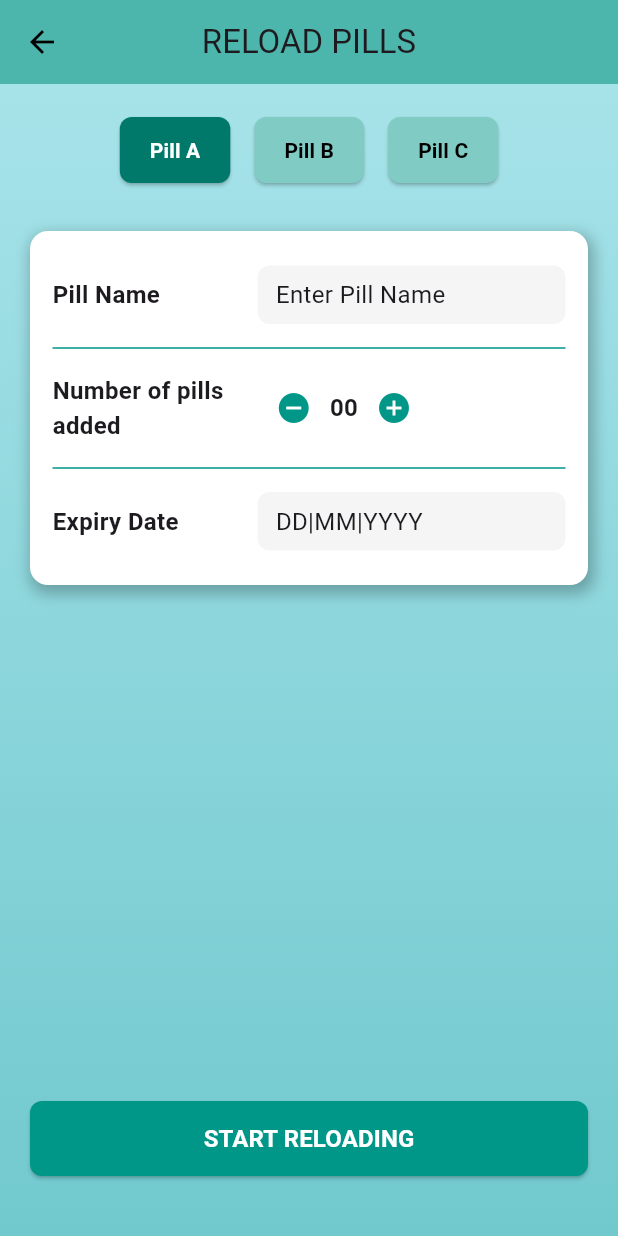
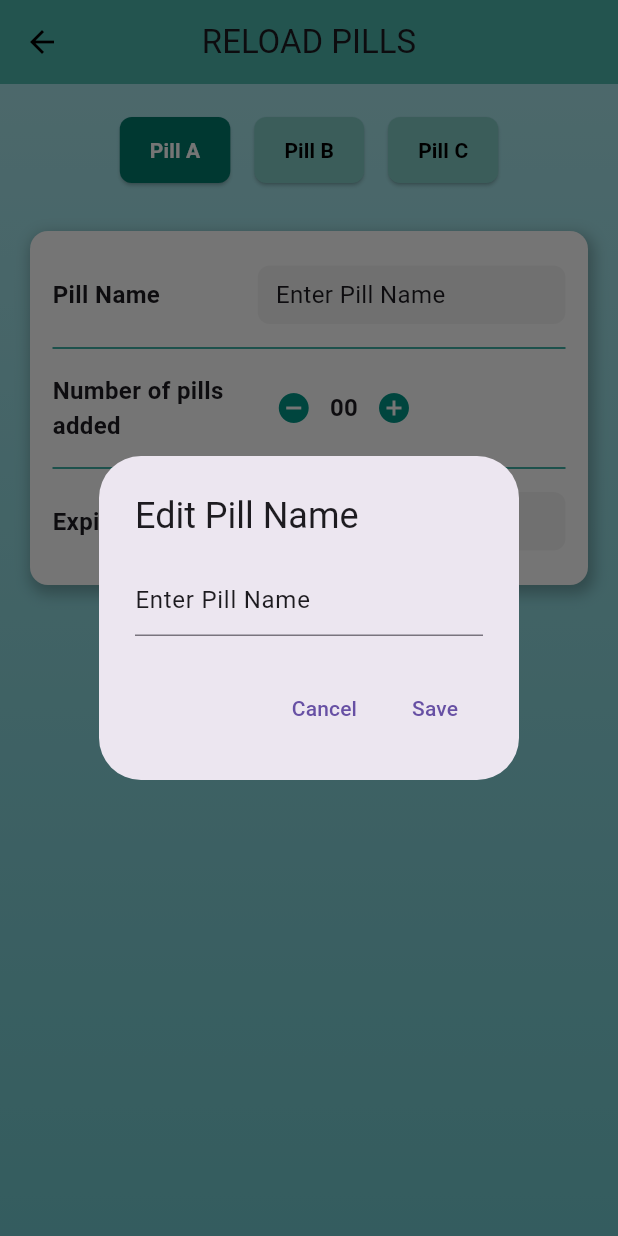
Before and after one commit to SohamGurav10/EYIC-2024-25, a Flutter app: the PillReloadPage screen opened directly, after a tap on "Enter Pill Name", on a phone screen of 412 x 824 dp. Run offline on Flutter 3.47's test engine with Material 3 defaults, Android fonts, the phone set to English and light mode, and no system bars; our stand-ins replace cloud_firestore, firebase_auth, firebase_core, google_sign_in; accounts and stored records are empty.

Commit message:
updated pill reload page

```diff
--- a/lib/pages/pill_reload_page.dart
+++ b/lib/pages/pill_reload_page.dart
@@ -63,23 +63,15 @@ class _PillReloadPageState extends State<PillReloadPage> {
       child: Column(
         crossAxisAlignment: CrossAxisAlignment.start,
         children: [
-          _editableRow(
-            "Pill Name",
-            pillProvider.pillNames[selectedPill] ?? "Enter Pill Name",
-            () {
-              _editTextDialog(
-              context,
-              "Pill Name",
-              pillProvider.pillNames[selectedPill] ?? "Enter Pill Name",
-              (value) {
-                pillProvider.updatePill(
-                selectedPill,
-                value,
-                pillProvider.expiryDates[selectedPill] ?? "DD|MM|YYYY", 10);
-            }
-            ),
-            }
-          ),
+          _editableRow("Pill Name",
+              pillProvider.pillNames[selectedPill] ?? "Enter Pill Name", () {
+            _editTextDialog(context, "Pill Name",
+                pillProvider.pillNames[selectedPill] ?? "Enter Pill Name",
+                (value) {
+              pillProvider.updatePill(selectedPill, value,
+                  pillProvider.expiryDates[selectedPill] ?? "DD|MM|YYYY", 10);
+            });
+          }),
           const Divider(color: Colors.teal, thickness: 1),
           _pillCountRow(pillProvider),
           const Divider(color: Colors.teal, thickness: 1),
@@ -230,7 +222,8 @@ class _PillReloadPageState extends State<PillReloadPage> {
         pillProvider.updatePill(
             selectedPill,
             pillProvider.pillNames[selectedPill] ?? "Enter Pill Name",
-            formattedDate, 10);
+            formattedDate,
+            10);
       });
     }
   }
@@ -264,72 +257,18 @@ class _PillReloadPageState extends State<PillReloadPage> {
             child: Column(
               crossAxisAlignment: CrossAxisAlignment.center,
               children: [
-                // Pill Selection Buttons
                 SingleChildScrollView(
                   scrollDirection: Axis.horizontal,
                   child: Row(
-                    mainAxisAlignment: MainAxisAlignment.center,
                     children: pillOptions
                         .map((pill) => _pillButton(pillProvider, pill))
                         .toList(),
                   ),
                 ),
                 const SizedBox(height: 30),
-
-                // Pill Information Card
                 Expanded(
                   child: SingleChildScrollView(
                     child: _pillInfo(pillProvider),
-                  ),
-                ),
-
-                // Start Reloading Button
-                Padding(
-                  padding: const EdgeInsets.symmetric(vertical: 20),
-                  child: ElevatedButton(
-                    style: ElevatedButton.styleFrom(
-                      backgroundColor: Colors.teal.shade500,
-                      minimumSize: const Size(double.infinity, 50),
-                      shape: RoundedRectangleBorder(
-                        borderRadius: BorderRadius.circular(8),
-                      ),
-                    ),
-                    onPressed: () {
-                      // Validate input before proceeding
-                      if (pillProvider.pillNames[selectedPill]?.isEmpty ??
-                          true) {
-                        ScaffoldMessenger.of(context).showSnackBar(
-                          const SnackBar(
-                            content: Text('Please enter a pill name'),
-                          ),
-                        );
-                        return;
-                      }
-
-                      if (pillProvider.pillCounts[selectedPill] == 0) {
-                        ScaffoldMessenger.of(context).showSnackBar(
-                          const SnackBar(
-                            content: Text('Please add at least one pill'),
-                          ),
-                        );
-                        return;
-                      }
-
-                      // TODO: Implement reload logic
-                      ScaffoldMessenger.of(context).showSnackBar(
-                        const SnackBar(
-                          content: Text('Starting pill reload...'),
-                        ),
-                      );
-                    },
-                    child: const Text(
-                      "START RELOADING",
-                      style: TextStyle(
-                        fontSize: 16,
-                        fontWeight: FontWeight.bold,
-                        color: Colors.white,
-                      ),
-                    ),
                   ),
                 ),
               ],
```
